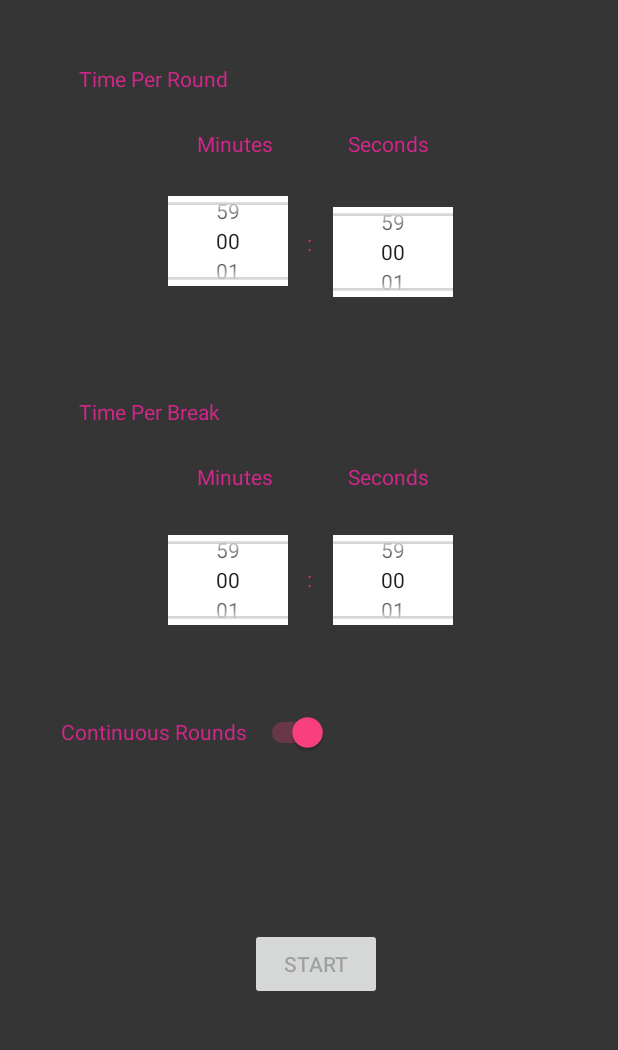
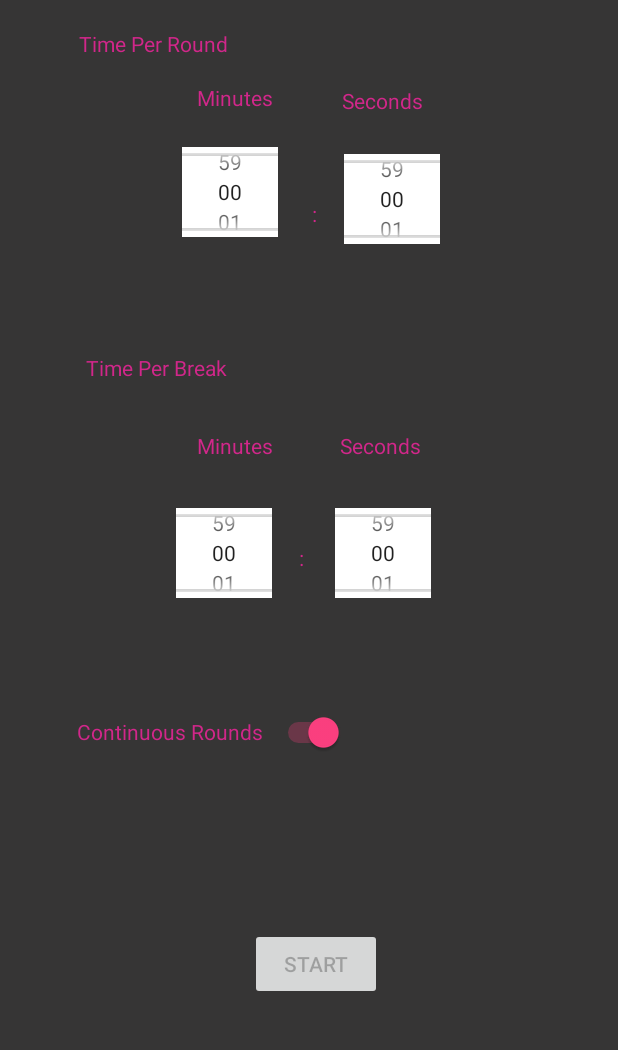
Before and after one commit to apanisales/IntervalTimer, an Android app: the screen it shows after launch (MainActivity), on a phone screen of 412 x 824 dp, the part 101-1151 px from its top. Run offline under Robolectric (Android 15) with nearby library versions, the phone set to English and light mode, and no system bars.

Commit message:
Edited layout to add support for different phone screen sizes.

```diff
--- a/app/src/main/res/layout-port/activity_main.xml
+++ b/app/src/main/res/layout-port/activity_main.xml
@@ -23,28 +23,28 @@
             android:text="Seconds"
             android:textColor="@color/main_activity_text"
             app:layout_constraintBottom_toBottomOf="parent"
-            app:layout_constraintHorizontal_bias="0.655"
+            app:layout_constraintHorizontal_bias="0.64"
             app:layout_constraintLeft_toLeftOf="parent"
             app:layout_constraintRight_toRightOf="parent"
-            app:layout_constraintTop_toTopOf="parent"
-            app:layout_constraintVertical_bias="0.466" />
+            app:layout_constraintTop_toBottomOf="@+id/textView6"
+            app:layout_constraintVertical_bias="0.353" />
 
         <TextView
             android:id="@+id/textView9"
             android:layout_width="wrap_content"
             android:layout_height="wrap_content"
-            android:layout_marginBottom="8dp"
-            android:layout_marginLeft="8dp"
-            android:layout_marginRight="8dp"
+            android:layout_marginBottom="36dp"
+            android:layout_marginEnd="8dp"
+            android:layout_marginStart="8dp"
             android:layout_marginTop="8dp"
             android:text="Seconds"
             android:textColor="@color/main_activity_text"
             app:layout_constraintBottom_toBottomOf="parent"
-            app:layout_constraintHorizontal_bias="0.655"
-            app:layout_constraintLeft_toLeftOf="parent"
-            app:layout_constraintRight_toRightOf="parent"
-            app:layout_constraintTop_toTopOf="parent"
-            app:layout_constraintVertical_bias="0.184" />
+            app:layout_constraintEnd_toEndOf="parent"
+            app:layout_constraintHorizontal_bias="0.644"
+            app:layout_constraintStart_toStartOf="parent"
+            app:layout_constraintTop_toBottomOf="@+id/textView6"
+            app:layout_constraintVertical_bias="0.016" />
 
         <TextView
             android:id="@+id/textView"
@@ -57,11 +57,11 @@
             android:text="Time Per Break"
             android:textColor="@color/main_activity_text"
             app:layout_constraintBottom_toBottomOf="parent"
-            app:layout_constraintHorizontal_bias="0.148"
+            app:layout_constraintHorizontal_bias="0.164"
             app:layout_constraintLeft_toLeftOf="parent"
             app:layout_constraintRight_toRightOf="parent"
-            app:layout_constraintTop_toTopOf="parent"
-            app:layout_constraintVertical_bias="0.411" />
+            app:layout_constraintTop_toBottomOf="@+id/textView6"
+            app:layout_constraintVertical_bias="0.276" />
 
         <TextView
             android:id="@+id/textView6"
@@ -77,8 +77,8 @@
             app:layout_constraintHorizontal_bias="0.151"
             app:layout_constraintLeft_toLeftOf="parent"
             app:layout_constraintRight_toRightOf="parent"
-            app:layout_constraintTop_toTopOf="parent"
-            app:layout_constraintVertical_bias="0.129" />
+            app:layout_constraintTop_toBottomOf="@+id/textView10"
+            app:layout_constraintVertical_bias="0.016" />
 
         <TextView
             android:id="@+id/textView2"
@@ -94,8 +94,8 @@
             app:layout_constraintHorizontal_bias="0.357"
             app:layout_constraintLeft_toLeftOf="parent"
             app:layout_constraintRight_toRightOf="parent"
-            app:layout_constraintTop_toTopOf="parent"
-            app:layout_constraintVertical_bias="0.466" />
+            app:layout_constraintTop_toBottomOf="@+id/textView6"
+            app:layout_constraintVertical_bias="0.353" />
 
         <TextView
             android:id="@+id/textView7"
@@ -111,40 +111,46 @@
             app:layout_constraintHorizontal_bias="0.357"
             app:layout_constraintLeft_toLeftOf="parent"
             app:layout_constraintRight_toRightOf="parent"
-            app:layout_constraintTop_toTopOf="parent"
-            app:layout_constraintVertical_bias="0.184" />
+            app:layout_constraintTop_toBottomOf="@+id/textView6"
+            app:layout_constraintVertical_bias="0.013" />
 
         <TextView
             android:id="@+id/textView4"
             android:layout_width="wrap_content"
             android:layout_height="wrap_content"
             android:layout_marginBottom="8dp"
-            android:layout_marginLeft="8dp"
-            android:layout_marginRight="8dp"
+            android:layout_marginEnd="8dp"
+            android:layout_marginStart="8dp"
             android:layout_marginTop="8dp"
             android:text=":"
             android:textColor="@color/main_activity_text"
             app:layout_constraintBottom_toBottomOf="parent"
+            app:layout_constraintEnd_toStartOf="@+id/break_sec_picker"
+            app:layout_constraintHorizontal_bias="0.454"
             app:layout_constraintLeft_toLeftOf="parent"
             app:layout_constraintRight_toRightOf="parent"
-            app:layout_constraintTop_toTopOf="parent"
-            app:layout_constraintVertical_bias="0.552" />
+            app:layout_constraintStart_toEndOf="@+id/break_min_picker"
+            app:layout_constraintTop_toBottomOf="@+id/textView6"
+            app:layout_constraintVertical_bias="0.462" />
 
         <TextView
             android:id="@+id/textView8"
             android:layout_width="wrap_content"
             android:layout_height="wrap_content"
             android:layout_marginBottom="8dp"
-            android:layout_marginLeft="8dp"
-            android:layout_marginRight="8dp"
+            android:layout_marginEnd="8dp"
+            android:layout_marginStart="8dp"
             android:layout_marginTop="8dp"
             android:text=":"
             android:textColor="@color/main_activity_text"
             app:layout_constraintBottom_toBottomOf="parent"
+            app:layout_constraintEnd_toStartOf="@+id/round_sec_picker"
+            app:layout_constraintHorizontal_bias="0.6"
             app:layout_constraintLeft_toLeftOf="parent"
             app:layout_constraintRight_toRightOf="parent"
-            app:layout_constraintTop_toTopOf="parent"
-            app:layout_constraintVertical_bias="0.268" />
+            app:layout_constraintStart_toEndOf="@+id/round_min_picker"
+            app:layout_constraintTop_toBottomOf="@+id/textView6"
+            app:layout_constraintVertical_bias="0.126" />
 
         <TextView
             android:id="@+id/textView10"
@@ -166,12 +172,42 @@
 
         <NumberPicker
             android:id="@+id/round_min_picker"
-            android:layout_width="80dp"
+            android:layout_width="wrap_content"
             android:layout_height="60dp"
             android:layout_marginBottom="8dp"
             android:layout_marginEnd="8dp"
-            android:layout_marginLeft="8dp"
-            android:layout_marginRight="8dp"
+            android:layout_marginStart="8dp"
+            android:layout_marginTop="8dp"
+            android:background="@color/main_activity_editText"
+            app:layout_constraintBottom_toBottomOf="parent"
+            app:layout_constraintEnd_toEndOf="parent"
+            app:layout_constraintHorizontal_bias="0.342"
+            app:layout_constraintStart_toStartOf="parent"
+            app:layout_constraintTop_toBottomOf="@+id/textView6"
+            app:layout_constraintVertical_bias="0.08" />
+
+        <NumberPicker
+            android:id="@+id/round_sec_picker"
+            android:layout_width="wrap_content"
+            android:layout_height="60dp"
+            android:layout_marginBottom="56dp"
+            android:layout_marginEnd="8dp"
+            android:layout_marginStart="8dp"
+            android:layout_marginTop="8dp"
+            android:background="@color/main_activity_editText"
+            app:layout_constraintBottom_toBottomOf="parent"
+            app:layout_constraintEnd_toEndOf="parent"
+            app:layout_constraintHorizontal_bias="0.666"
+            app:layout_constraintStart_toStartOf="parent"
+            app:layout_constraintTop_toBottomOf="@+id/textView6"
+            app:layout_constraintVertical_bias="0.094" />
+
+        <NumberPicker
+            android:id="@+id/break_min_picker"
+            android:layout_width="wrap_content"
+            android:layout_height="60dp"
+            android:layout_marginBottom="8dp"
+            android:layout_marginEnd="8dp"
             android:layout_marginStart="8dp"
             android:layout_marginTop="8dp"
             android:background="@color/main_activity_editText"
@@ -179,62 +215,24 @@
             app:layout_constraintEnd_toEndOf="parent"
             app:layout_constraintHorizontal_bias="0.329"
             app:layout_constraintStart_toStartOf="parent"
-            app:layout_constraintTop_toTopOf="parent"
-            app:layout_constraintVertical_bias="0.254" />
+            app:layout_constraintTop_toBottomOf="@+id/textView6"
+            app:layout_constraintVertical_bias="0.455" />
 
         <NumberPicker
-            android:id="@+id/round_sec_picker"
-            android:layout_width="80dp"
+            android:id="@+id/break_sec_picker"
+            android:layout_width="wrap_content"
             android:layout_height="60dp"
-            android:layout_marginBottom="56dp"
+            android:layout_marginBottom="8dp"
             android:layout_marginEnd="8dp"
-            android:layout_marginLeft="8dp"
-            android:layout_marginRight="8dp"
             android:layout_marginStart="8dp"
             android:layout_marginTop="8dp"
             android:background="@color/main_activity_editText"
             app:layout_constraintBottom_toBottomOf="parent"
             app:layout_constraintEnd_toEndOf="parent"
-            app:layout_constraintHorizontal_bias="0.678"
+            app:layout_constraintHorizontal_bias="0.648"
             app:layout_constraintStart_toStartOf="parent"
-            app:layout_constraintTop_toTopOf="parent"
-            app:layout_constraintVertical_bias="0.282" />
-
-        <NumberPicker
-            android:id="@+id/break_min_picker"
-            android:layout_width="80dp"
-            android:layout_height="60dp"
-            android:layout_marginBottom="8dp"
-            android:layout_marginEnd="8dp"
-            android:layout_marginLeft="8dp"
-            android:layout_marginRight="8dp"
-            android:layout_marginStart="8dp"
-            android:layout_marginTop="8dp"
-            android:background="@color/main_activity_editText"
-            app:layout_constraintBottom_toBottomOf="parent"
-            app:layout_constraintEnd_toEndOf="parent"
-            app:layout_constraintHorizontal_bias="0.329"
-            app:layout_constraintStart_toStartOf="parent"
-            app:layout_constraintTop_toTopOf="parent"
-            app:layout_constraintVertical_bias="0.556" />
-
-        <NumberPicker
-            android:id="@+id/break_sec_picker"
-            android:layout_width="80dp"
-            android:layout_height="60dp"
-            android:layout_marginBottom="8dp"
-            android:layout_marginEnd="8dp"
-            android:layout_marginLeft="8dp"
-            android:layout_marginRight="8dp"
-            android:layout_marginStart="8dp"
-            android:layout_marginTop="8dp"
-            android:background="@color/main_activity_editText"
-            app:layout_constraintBottom_toBottomOf="parent"
-            app:layout_constraintEnd_toEndOf="parent"
-            app:layout_constraintHorizontal_bias="0.678"
-            app:layout_constraintStart_toStartOf="parent"
-            app:layout_constraintTop_toTopOf="parent"
-            app:layout_constraintVertical_bias="0.556" />
+            app:layout_constraintTop_toBottomOf="@+id/textView6"
+            app:layout_constraintVertical_bias="0.455" />
 
         <Button
             android:id="@+id/startButton"
@@ -260,8 +258,6 @@
             android:layout_height="32dp"
             android:layout_marginBottom="8dp"
             android:layout_marginEnd="8dp"
-            android:layout_marginLeft="8dp"
-            android:layout_marginRight="8dp"
             android:layout_marginStart="8dp"
             android:layout_marginTop="8dp"
             android:checked="true"
@@ -269,7 +265,7 @@
             android:textColor="@color/main_activity_text"
             app:layout_constraintBottom_toBottomOf="parent"
             app:layout_constraintEnd_toEndOf="parent"
-            app:layout_constraintHorizontal_bias="0.15"
+            app:layout_constraintHorizontal_bias="0.198"
             app:layout_constraintStart_toStartOf="parent"
             app:layout_constraintTop_toTopOf="parent"
             app:layout_constraintVertical_bias="0.685"
@@ -287,17 +283,17 @@
             android:ems="10"
             android:inputType="number"
             android:label="Number of rounds"
+            android:visibility="invisible"
             app:layout_constraintBottom_toBottomOf="parent"
             app:layout_constraintEnd_toEndOf="parent"
-            app:layout_constraintHorizontal_bias="0.538"
-            app:layout_constraintStart_toStartOf="parent"
-            app:layout_constraintTop_toTopOf="parent"
-            app:layout_constraintVertical_bias="0.766"
-            android:visibility="invisible"/>
+            app:layout_constraintHorizontal_bias="0.0"
+            app:layout_constraintStart_toEndOf="@+id/numberOfRoundsText"
+            app:layout_constraintTop_toBottomOf="@+id/roundsSwitch"
+            app:layout_constraintVertical_bias="0.0" />
 
         <TextView
             android:id="@+id/numberOfRoundsText"
-            android:layout_width="122dp"
+            android:layout_width="wrap_content"
             android:layout_height="17dp"
             android:layout_marginBottom="8dp"
             android:layout_marginEnd="8dp"
@@ -305,13 +301,13 @@
             android:layout_marginTop="8dp"
             android:text="Number of Rounds"
             android:textColor="@color/main_activity_text"
+            android:visibility="invisible"
             app:layout_constraintBottom_toBottomOf="parent"
             app:layout_constraintEnd_toEndOf="parent"
-            app:layout_constraintHorizontal_bias="0.148"
+            app:layout_constraintHorizontal_bias="0.176"
             app:layout_constraintStart_toStartOf="parent"
-            app:layout_constraintTop_toTopOf="parent"
-            app:layout_constraintVertical_bias="0.75"
-            android:visibility="invisible"/>
+            app:layout_constraintTop_toBottomOf="@+id/roundsSwitch"
+            app:layout_constraintVertical_bias="0.0" />
 
     </android.support.constraint.ConstraintLayout>
 
```
Also changed, not shown: app/src/main/res/layout-land/breaktimer.xml (+17 -23 lines), app/src/main/res/layout-land/roundtimer.xml (+19 -23 lines), app/src/main/res/layout-port/breaktimer.xml (+6 -7 lines), app/src/main/res/layout-port/roundtimer.xml (+8 -9 lines).
